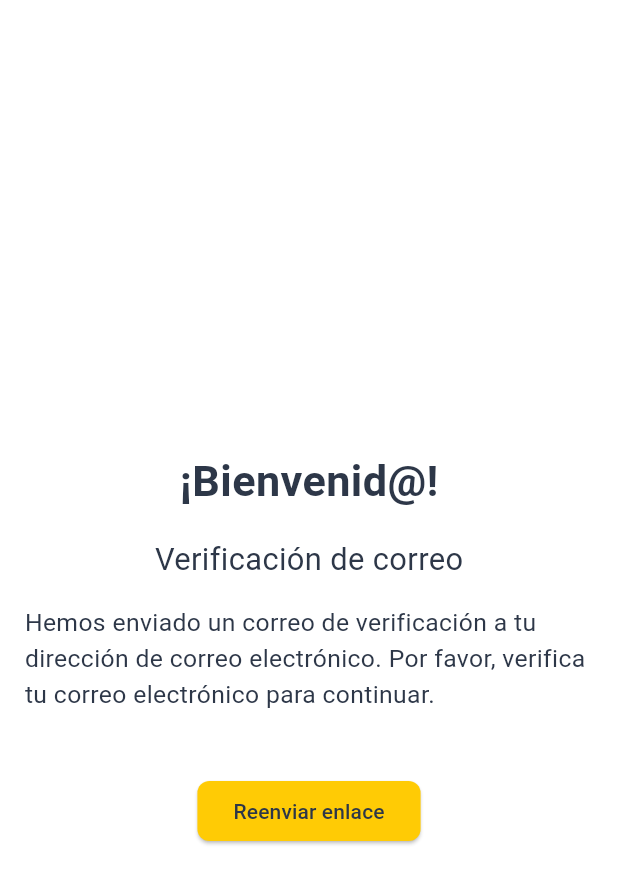
After one commit to Derjai/alertabq, a Flutter app: the VerificationScreen screen opened by its route, after a tap on "Reenviar enlace", on a phone screen of 412 x 824 dp. The commit adds this screen. Shown: the top 884 px of the screen. Run offline on Flutter 3.47's test engine with Material 3 defaults, Android fonts, the phone set to English and light mode, and no system bars; our stand-ins replace firebase_auth, firebase_core, flutter_map, flutter_svg, google_fonts, google_sign_in and 1 more; accounts and stored records are empty; network calls fail.

Commit message:
Email Verification

```diff
--- a/lib/auth/auth_service.dart
+++ b/lib/auth/auth_service.dart
@@ -16,6 +16,29 @@ class AuthService {
       return AuthResult(success: true, user: userCredential.user);
     } on FirebaseAuthException catch (e) {
       return AuthResult(success: false, error: e.code);
+    }
+  }
+
+  Future<String?> sendEmailVerification() async {
+    try {
+      await _auth.currentUser?.sendEmailVerification();
+      return null;
+    } on FirebaseAuthException catch (e) {
+      String message;
+      switch (e.code) {
+        case 'invalid-email':
+          message = 'El correo electrónico no es válido.';
+          break;
+        case 'user-not-found':
+          message = 'No se encontró un usuario con ese correo.';
+          break;
+        case 'too-many-requests':
+          message = 'Demasiadas solicitudes. Inténtalo más tarde.';
+          break;
+        default:
+          message = 'Error desconocido: ${e.message}';
+      }
+      return message;
     }
   }
 
--- /dev/null
+++ b/lib/auth/verification_screen.dart
@@ -0,0 +1,79 @@
+import 'dart:async';
+
+import 'package:alertabq/auth/auth_service.dart';
+import 'package:alertabq/widgets/wrapper.dart';
+import 'package:firebase_auth/firebase_auth.dart';
+import 'package:flutter/material.dart';
+
+class VerificationScreen extends StatefulWidget {
+  const VerificationScreen({super.key});
+
+  @override
+  State<StatefulWidget> createState() {
+    return VerificationScreenState();
+  }
+}
+
+class VerificationScreenState extends State<VerificationScreen> {
+  final AuthService _auth = AuthService();
+  late Timer _timer;
+
+  @override
+  void initState() {
+    super.initState();
+    _auth.sendEmailVerification();
+    _timer = Timer.periodic(const Duration(seconds: 5), (timer) async {
+      FirebaseAuth.instance.currentUser?.reload();
+      if (FirebaseAuth.instance.currentUser!.emailVerified == true) {
+        _timer.cancel();
+        Navigator.pushReplacement(
+            context, MaterialPageRoute(builder: (context) => const Wrapper()));
+      }
+    });
+  }
+
+  @override
+  Widget build(BuildContext context) {
+    final size = MediaQuery.of(context).size;
+    return Scaffold(
+      body: Padding(
+        padding: EdgeInsets.all(size.width * 0.04),
+        child: Column(
+          mainAxisAlignment: MainAxisAlignment.center,
+          crossAxisAlignment: CrossAxisAlignment.center,
+          children: <Widget>[
+            SizedBox(height: size.height * 0.05),
+            Text(
+              '¡Bienvenid@!',
+              style: TextStyle(
+                fontSize: size.width * 0.07,
+                fontWeight: FontWeight.bold,
+              ),
+            ),
+            SizedBox(height: size.height * 0.02),
+            Text(
+              'Verificación de correo',
+              style: TextStyle(
+                fontSize: size.width * 0.05,
+              ),
+            ),
+            SizedBox(height: size.height * 0.02),
+            Text(
+              'Hemos enviado un correo de verificación a tu dirección de correo electrónico. Por favor, verifica tu correo electrónico para continuar.',
+              style: TextStyle(
+                fontSize: size.width * 0.04,
+              ),
+            ),
+            SizedBox(height: size.height * 0.05),
+            ElevatedButton(
+              onPressed: () async {
+                await _auth.sendEmailVerification();
+              },
+              child: const Text('Reenviar enlace'),
+            ),
+          ],
+        ),
+      ),
+    );
+  }
+}
--- a/lib/main.dart
+++ b/lib/main.dart
@@ -2,6 +2,7 @@ import 'package:alertabq/app_theme.dart/app_theme.dart';
 import 'package:alertabq/auth/landing_page.dart';
 import 'package:alertabq/auth/login.dart';
 import 'package:alertabq/auth/register.dart';
+import 'package:alertabq/auth/verification_screen.dart';
 import 'package:alertabq/firebase_options.dart';
 import 'package:alertabq/views/home_screen.dart';
 import 'package:alertabq/views/my_reports.dart';
@@ -40,6 +41,7 @@ class MyApp extends StatelessWidget {
         '/History': (context) => const MyReports(),
         '/Reports': (context) => const Reports(),
         '/SubmitReport': (context) => const SubmitReport(),
+        '/Verification': (context) => const VerificationScreen(),
       },
     );
   }
--- a/lib/widgets/wrapper.dart
+++ b/lib/widgets/wrapper.dart
@@ -1,4 +1,5 @@
 import 'package:alertabq/auth/landing_page.dart';
+import 'package:alertabq/auth/verification_screen.dart';
 import 'package:alertabq/views/home_screen.dart';
 import 'package:firebase_auth/firebase_auth.dart';
 import 'package:flutter/material.dart';
@@ -23,7 +24,10 @@ class Wrapper extends StatelessWidget {
               if (snapshot.data == null) {
                 return const LandingPage();
               } else {
-                return const HomeScreen();
+                if (snapshot.data!.emailVerified == true) {
+                  return const HomeScreen();
+                }
+                return const VerificationScreen();
               }
             }
           }),
```
